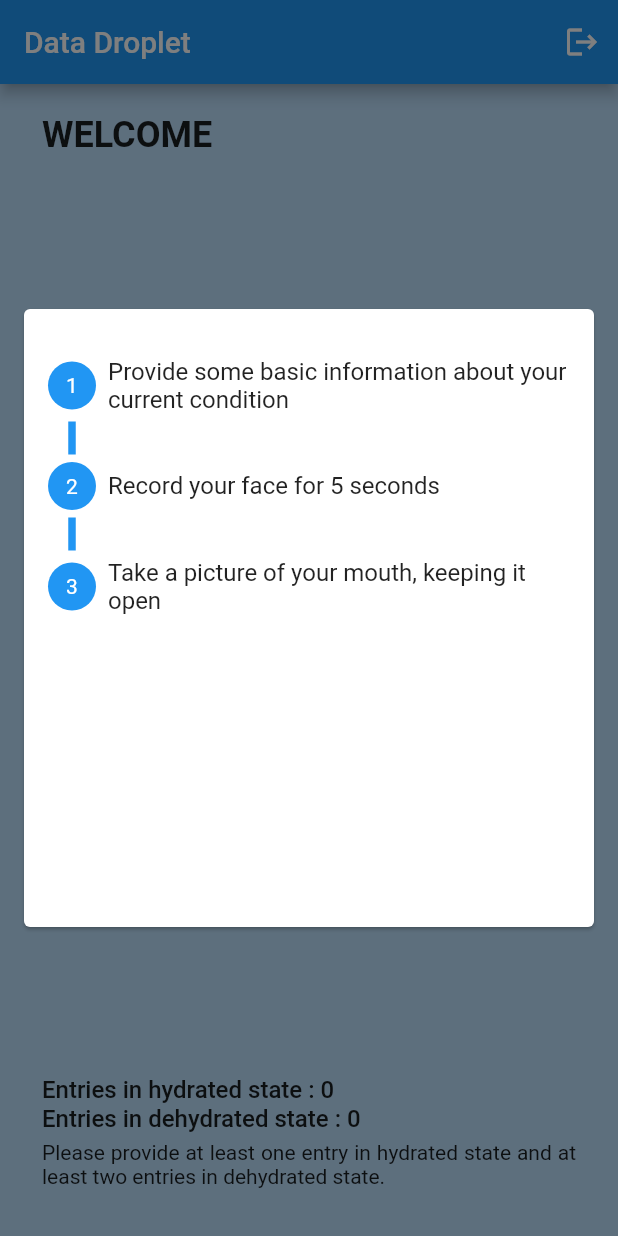
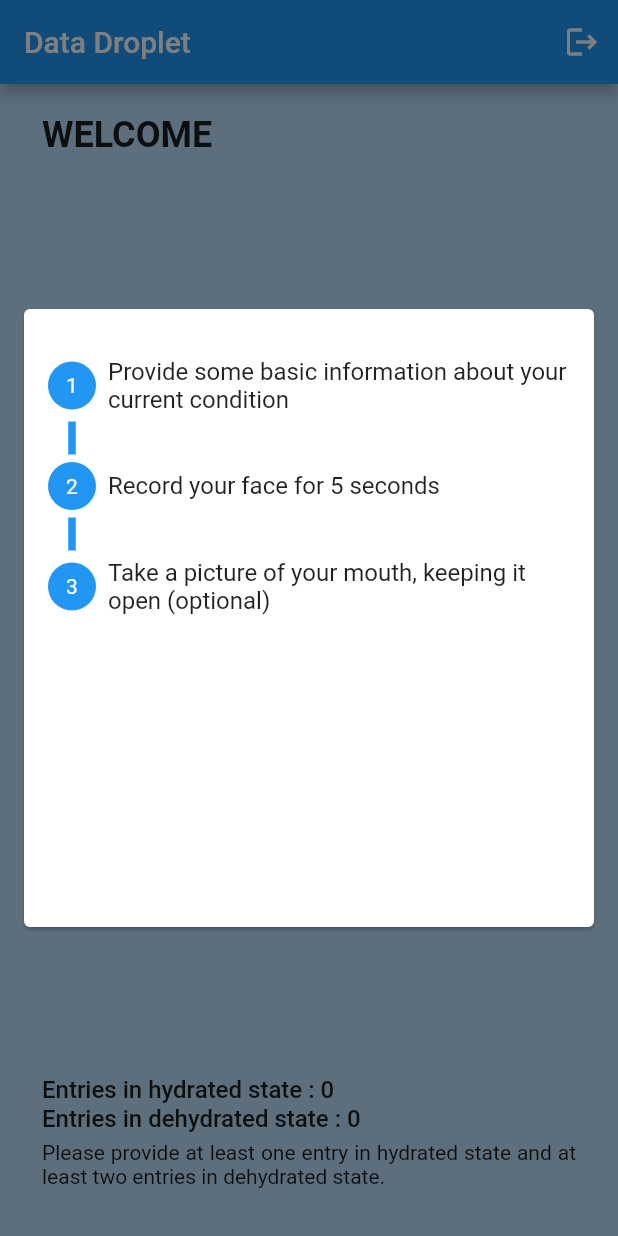
Before and after one commit to prism97/dehydration-data-collection, a Flutter app: the Home screen opened by its route, after a tap on "VIEW STEPS", on a phone screen of 412 x 824 dp. Run offline on Flutter 3.47's test engine with Material 2 defaults, Android fonts, the phone set to English and light mode, and no system bars; our stand-ins replace camera, cloud_firestore, device_info, email_validator, firebase_auth, firebase_core and 3 more; accounts and stored records are empty.

Commit message:
Add (optional) to step 3

```diff
--- a/lib/screens/home.dart
+++ b/lib/screens/home.dart
@@ -24,7 +24,7 @@ class Home extends StatelessWidget {
   final steps = [
     'Provide some basic information about your current condition',
     'Record your face for 5 seconds',
-    'Take a picture of your mouth, keeping it open',
+    'Take a picture of your mouth, keeping it open (optional)',
   ];
 
   // returns true if a new entry can be taken
```
Also changed, not shown: 1 other file.
